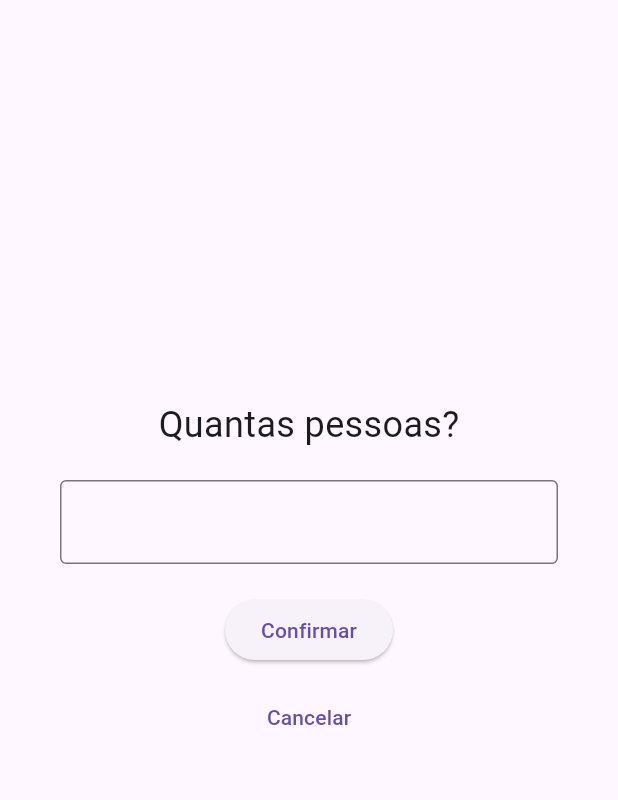
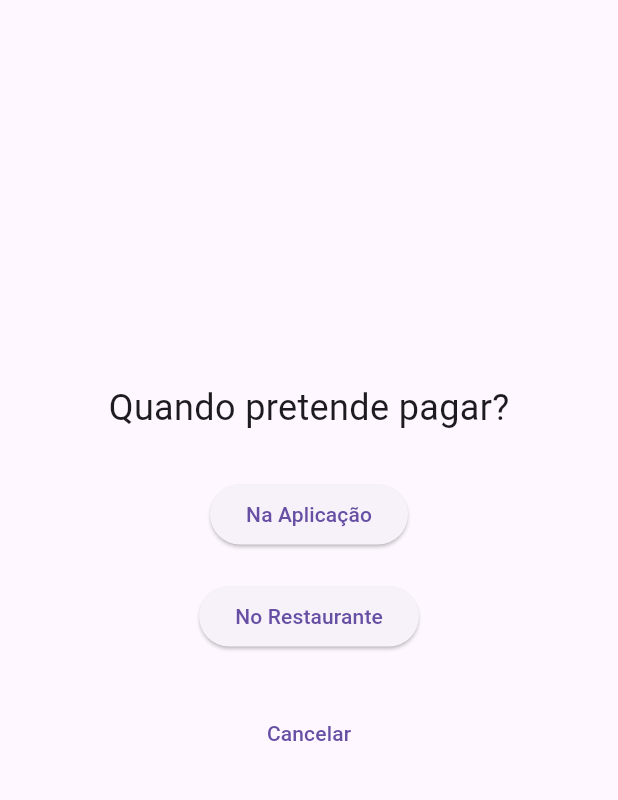
Before and after one commit to Z3uziks/AppTizer, a Flutter app: the ReservePage screen opened directly, after a tap on "Confirmar", on a phone screen of 412 x 824 dp, the part 84-884 px from its top. Run offline on Flutter 3.47's test engine with Material 3 defaults, Android fonts, the phone set to English and light mode, and no system bars; our stand-ins replace chat_bubbles, cloud_firestore, firebase_auth, firebase_core, firebase_storage, flutter_local_notifications and 9 more; accounts and stored records are empty.

Commit message:
payment_pages & file_name_changes & image_removal

```diff
--- /dev/null
+++ b/lib/home_screens/menus/payment_time.dart
@@ -0,0 +1,63 @@
+import 'package:flutter/material.dart';
+import 'package:tastybite/home_screens/menus/payment_method.dart';
+
+class PaymentTime extends StatelessWidget {
+  const PaymentTime({Key? key}) : super(key: key);
+
+  @override
+  Widget build(BuildContext context) {
+    return Scaffold(
+      appBar: AppBar(
+        title: const Text(
+          'Reservar',
+          style: TextStyle(color: Colors.black),
+        ),
+        backgroundColor: Colors.blue,
+      ),
+      body: Center(
+        child: Column(
+          mainAxisAlignment: MainAxisAlignment.center,
+          children: [
+            const Text(
+              'Quando pretende pagar?',
+              style: TextStyle(fontSize: 24),
+            ),
+            const SizedBox(height: 30),
+            ElevatedButton(
+              onPressed: () {
+                // Redirect to the payment method page
+                Navigator.push(
+                  context,
+                  MaterialPageRoute(
+                    builder: (context) => const PaymentMethod(),
+                  ),
+                );
+              },
+              child: const Text('Na Aplicação'),
+            ),
+            const SizedBox(height: 20),
+            ElevatedButton(
+              onPressed: () {
+                // Redirect to the payment method page
+                Navigator.push(
+                  context,
+                  MaterialPageRoute(
+                    builder: (context) => const PaymentMethod(),
+                  ),
+                );
+              },
+              child: const Text('No Restaurante'),
+            ),
+            const SizedBox(height: 30),
+            TextButton(
+              onPressed: () {
+                Navigator.pop(context);
+              },
+              child: const Text('Cancelar'),
+            ),
+          ],
+        ),
+      ),
+    );
+  }
+}
--- a/lib/home_screens/menus/reserve_page.dart
+++ b/lib/home_screens/menus/reserve_page_people.dart
@@ -1,4 +1,5 @@
 import 'package:flutter/material.dart';
+import 'package:tastybite/home_screens/menus/payment_time.dart';
 
 class ReservePage extends StatelessWidget {
   const ReservePage({Key? key}) : super(key: key);
@@ -35,7 +36,13 @@ class ReservePage extends StatelessWidget {
             const SizedBox(height: 20),
             ElevatedButton(
               onPressed: () {
-                // Implement Confirmar button functionality
+                // Redirect to the payment time page
+                Navigator.push(
+                  context,
+                  MaterialPageRoute(
+                    builder: (context) => const PaymentTime(),
+                  ),
+                );
               },
               child: const Text('Confirmar'),
             ),
--- a/lib/home_screens/restaurant_menu.dart
+++ b/lib/home_screens/restaurant_menu.dart
@@ -1,5 +1,5 @@
 import 'package:flutter/material.dart';
-import 'package:tastybite/home_screens/menus/reserve_page.dart';
+import 'package:tastybite/home_screens/menus/reserve_page_people.dart';
 
 class RestaurantMenu extends StatelessWidget {
   const RestaurantMenu({Key? key}) : super(key: key);
```
Also changed, not shown: lib/home_screens/menus/payment_method.dart (added, +57 -0 lines), assets/h3.jpg (deleted).
